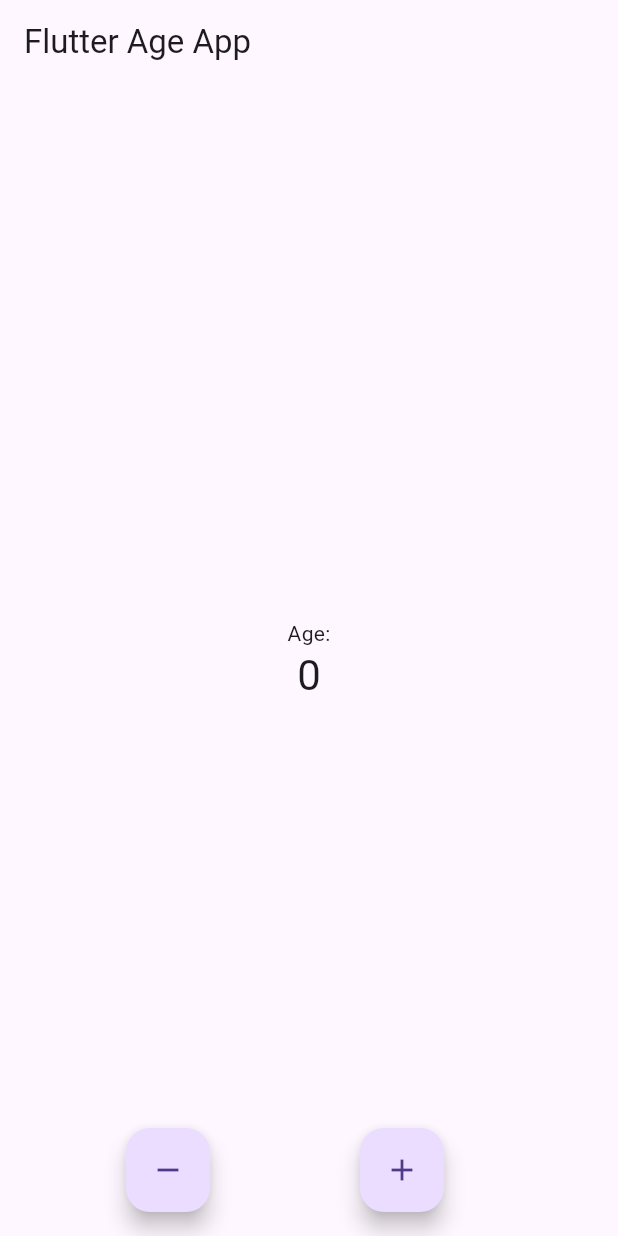
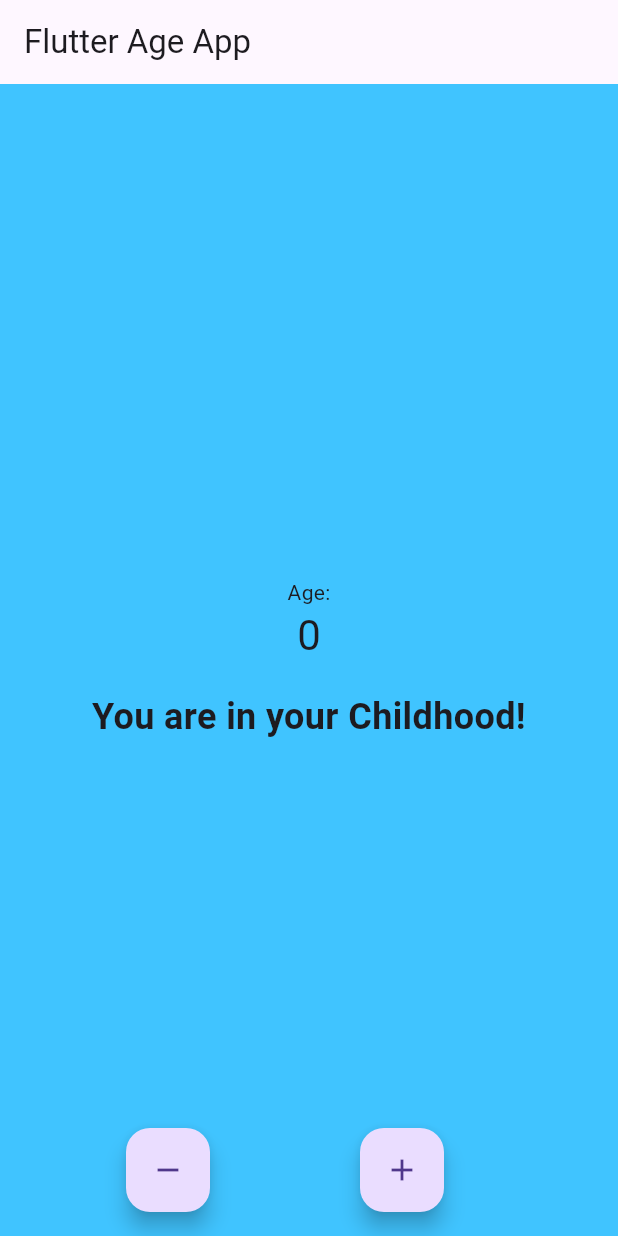
Before and after one commit to hbkkim/In_class_work6, a Flutter app: the screen it shows after launch, after a tap on the "remove" icon, after a tap on the "add" icon, on a phone screen of 412 x 824 dp. Run offline on Flutter 3.47's test engine with Material 3 defaults, Android fonts, the phone set to English and light mode, and no system bars; missing offline and left inert: window_size.

Commit message:
Added variable message and background color function

```diff
--- a/lib/main.dart
+++ b/lib/main.dart
@@ -24,19 +24,52 @@ void main() {
 }
 
 class Counter with ChangeNotifier {
-  int value = 0;
+  int _count = 0;
 
-  int get count => value;
+  int get count => _count;
 
   void increment() {
-    value++;
+    _count++;
     notifyListeners();
   }
 
   void decrement() {
-    value--;
+    _count--;
     notifyListeners();
   }
+
+  String get ageMilestoneMessage {
+    if (_count >= 0 && _count <= 12) {
+      return 'You are in your Childhood!';
+    } else if (_count >= 13 && _count <= 19) {
+      return 'You are in your Teenage years!';
+    } else if (_count >= 20 && _count <= 30) {
+      return 'You are a Young Adult!';
+    } else if (_count >= 31 && _count <= 50) {
+      return 'You are an Adult!';
+    } else if (_count >= 51) {
+      return 'You are a Senior!';
+    } else {
+      return 'Age is just a number!';
+    }
+  }
+
+  Color get ageMilestoneColor {
+    if (_count >= 0 && _count <= 12) {
+      return Colors.lightBlueAccent;
+    } else if (_count >= 13 && _count <= 19) {
+      return Colors.lightGreen;
+    } else if (_count >= 20 && _count <= 30) {
+      return Colors.orange;
+    } else if (_count >= 31 && _count <= 50) {
+      return Colors.yellow;
+    } else if (_count >= 51) {
+      return Colors.grey;
+    } else {
+      return Colors.white;
+    }
+  }
+
 }
 
 const double windowWidth = 360;
@@ -89,7 +122,11 @@ class MyHomePage extends StatelessWidget {
       appBar: AppBar(
         title: const Text('Flutter Age App'),
       ),
-      body: Center(
+      body:
+      AnimatedContainer(
+        duration: const Duration(milliseconds: 500),
+        color: counterProvider.ageMilestoneColor,
+      child: Center(
         child: Column(
           mainAxisAlignment: MainAxisAlignment.center,
           children: [
@@ -100,12 +137,19 @@ class MyHomePage extends StatelessWidget {
             // rebuilds if the model is updated.
             Consumer<Counter>(
               builder: (context, counter, child) => Text(
-                '${counter.value}',
+                '${counter._count}',
                 style: Theme.of(context).textTheme.headlineMedium,
+               ),
+            ),
+            const SizedBox(height: 20),
+            Text(
+                counterProvider.ageMilestoneMessage,
+                style: const TextStyle(fontSize: 24, fontWeight: FontWeight.bold),
+                textAlign: TextAlign.center,
               ),
-            ),
           ],
         ),
+      ),
       ),
       floatingActionButton: Row(
         mainAxisAlignment: MainAxisAlignment.spaceEvenly,
```
